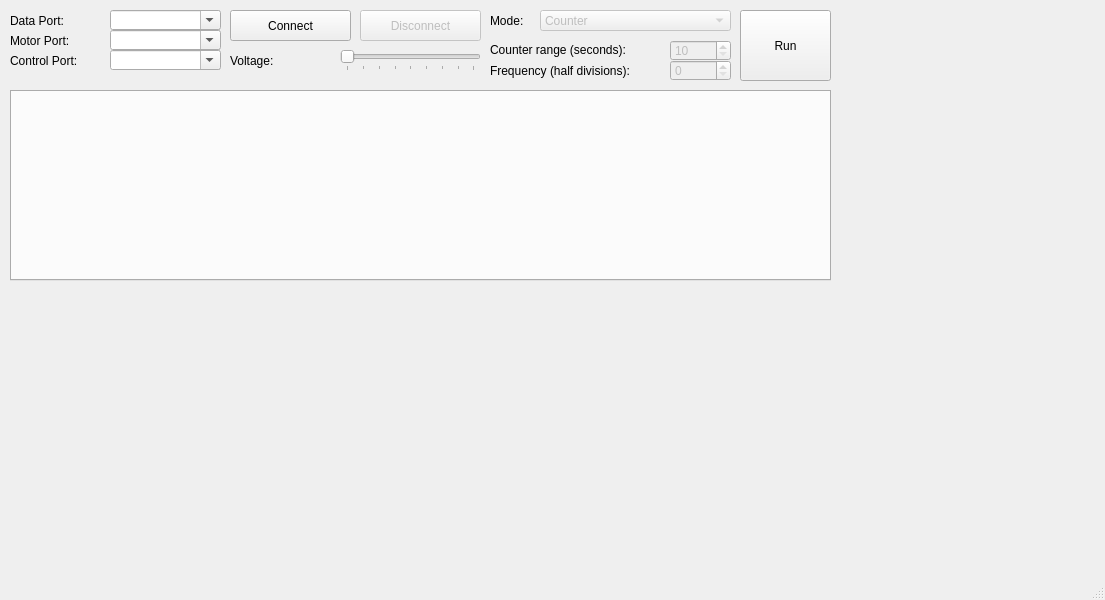
Old version of the form mainwindow.ui in the repository ahp-electronics/xc-gui.
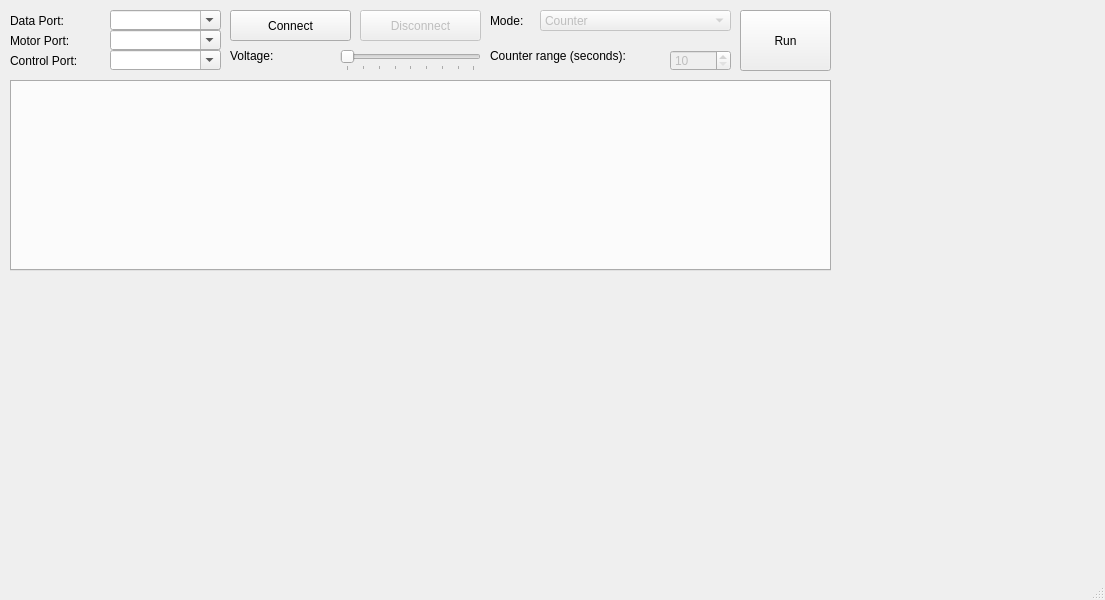
New version of the form.

Commit message: Remove Scale option

What changed in the file:
```diff
--- a/mainwindow.ui
+++ b/mainwindow.ui
@@ -73,7 +73,7 @@
     <property name="geometry">
      <rect>
       <x>10</x>
-      <y>90</y>
+      <y>80</y>
       <width>821</width>
       <height>191</height>
      </rect>
@@ -138,42 +138,13 @@
      <string>Mode:</string>
     </property>
    </widget>
-   <widget class="QLabel" name="label_3">
-    <property name="geometry">
-     <rect>
-      <x>490</x>
-      <y>60</y>
-      <width>181</width>
-      <height>21</height>
-     </rect>
-    </property>
-    <property name="text">
-     <string>Frequency (half divisions):</string>
-    </property>
-   </widget>
-   <widget class="QSpinBox" name="Scale">
-    <property name="enabled">
-     <bool>false</bool>
-    </property>
-    <property name="geometry">
-     <rect>
-      <x>670</x>
-      <y>60</y>
-      <width>61</width>
-      <height>21</height>
-     </rect>
-    </property>
-    <property name="maximum">
-     <number>15</number>
-    </property>
-   </widget>
    <widget class="QLabel" name="label_4">
     <property name="geometry">
      <rect>
       <x>490</x>
-      <y>39</y>
+      <y>46</y>
       <width>181</width>
-      <height>21</height>
+      <height>20</height>
      </rect>
     </property>
     <property name="text">
@@ -187,7 +158,7 @@
     <property name="geometry">
      <rect>
       <x>670</x>
-      <y>40</y>
+      <y>50</y>
       <width>61</width>
       <height>21</height>
      </rect>
@@ -251,9 +222,9 @@
     <property name="geometry">
      <rect>
       <x>230</x>
-      <y>50</y>
+      <y>46</y>
       <width>111</width>
-      <height>21</height>
+      <height>20</height>
      </rect>
     </property>
     <property name="text">
@@ -292,7 +263,7 @@
       <x>740</x>
       <y>10</y>
       <width>91</width>
-      <height>71</height>
+      <height>61</height>
      </rect>
     </property>
     <property name="text">
```
The commit also changes 1 other file.
